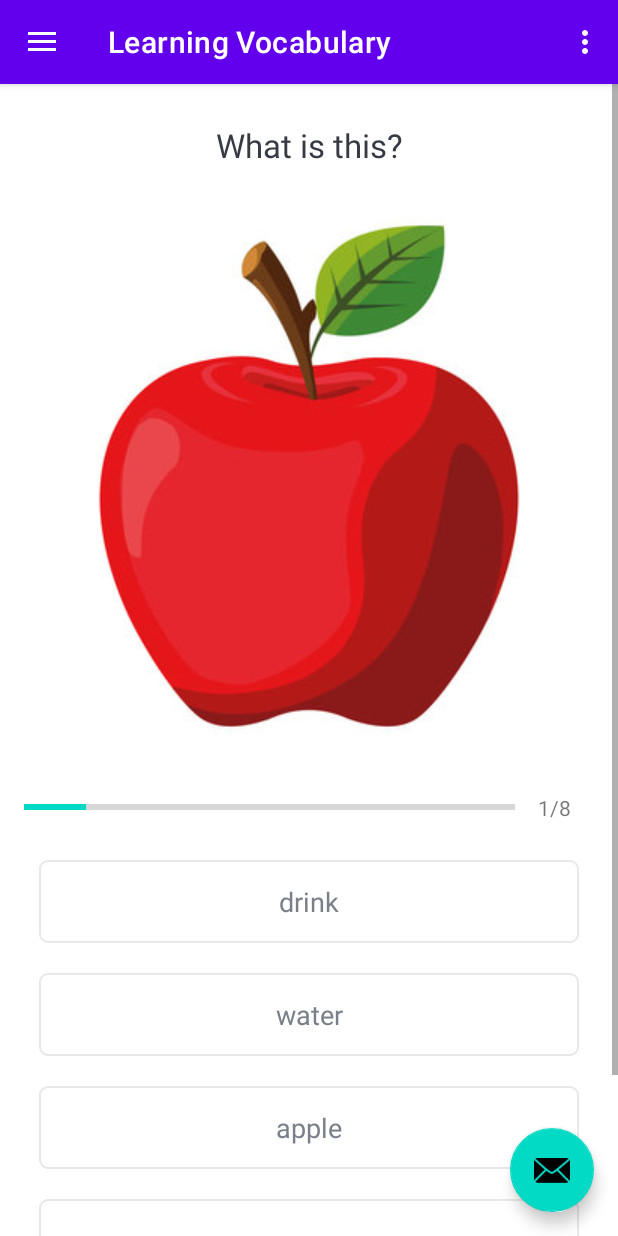
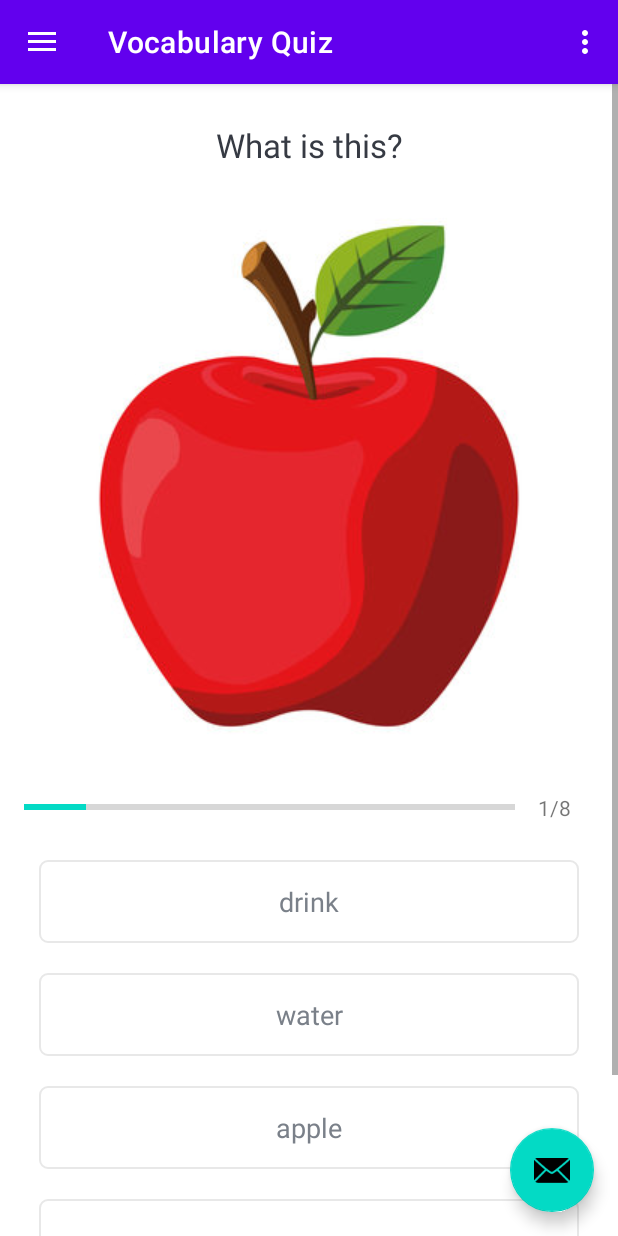
Before and after one commit to behnazkhalili84/EnglishTraining, an Android app: the MainActivity screen opened directly, with no data from a screen before it, in the side drawer, after a tap on "Vocabulary Quiz", on a phone screen of 412 x 824 dp. Run offline under Robolectric (Android 15) with nearby library versions, the phone set to English and light mode, and no system bars; our stand-ins replace navigation-ui.

Commit message:
Result Vocab
Result Vocabulary

```diff
--- a/app/src/main/java/com/example/englishtraining/ui/learningvocabulary/LearningVocabulary.kt
+++ b/app/src/main/java/com/example/englishtraining/ui/learningvocabulary/LearningVocabulary.kt
@@ -46,7 +46,7 @@ class LearningVocabulary : Fragment() {
         val view = inflater.inflate(R.layout.fragment_learning_vocabulary, container, false)
         setupUI(view)
         setupListeners()
-       setWord(0)
+//       setWord(0)
         return view
 
     }
--- a/app/src/main/res/layout/fragment_vocabulary_quiz.xml
+++ b/app/src/main/res/layout/fragment_vocabulary_quiz.xml
@@ -119,6 +119,7 @@
 
         <Button
                 android:id="@+id/btn_submit"
+                android:text="@string/next"
                 android:layout_width="match_parent"
                 android:layout_height="wrap_content"
                 android:layout_margin="10dp"
--- a/app/src/main/res/navigation/mobile_navigation.xml
+++ b/app/src/main/res/navigation/mobile_navigation.xml
@@ -25,10 +25,10 @@
     <fragment
             android:id="@+id/nav_vocabulayquiz"
             android:name="com.example.englishtraining.ui.vocabularyquiz.VocabularyQuiz"
-            android:label="Learning Vocabulary"
+            android:label="Vocabulary Quiz"
             tools:layout="@layout/fragment_vocabulary_quiz">
         <action
-                android:id="@+id/action_nav_vocabulayquiz_to_nav_vocabularyresult"
+                android:id="@+id/action_vocabularyQuiz_to_resultVocabulary"
                 app:destination="@id/nav_vocabularyresult" />
     </fragment>
 
```
Also changed, not shown: app/src/main/java/com/example/englishtraining/ui/vocabularyquiz/VocabularyQuiz.kt (+32 -21 lines).
